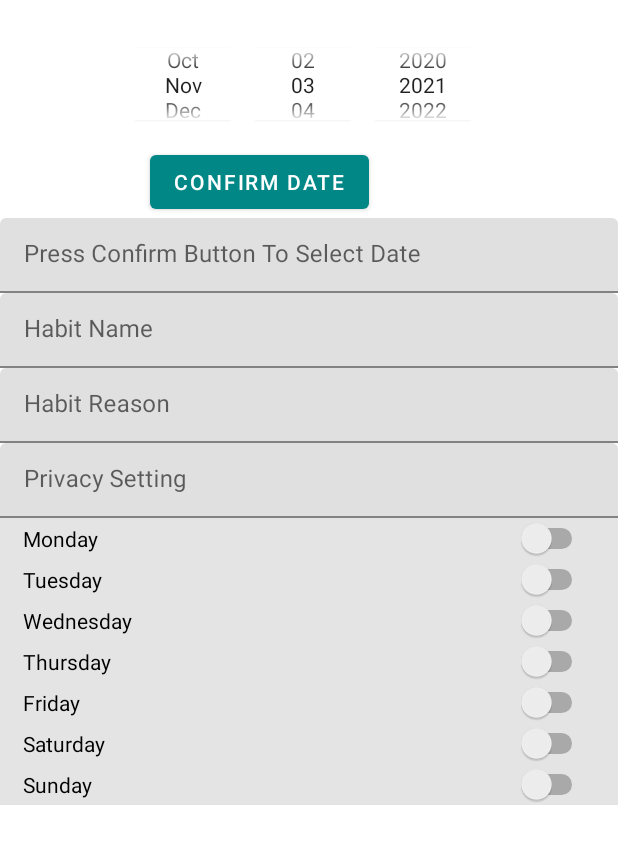
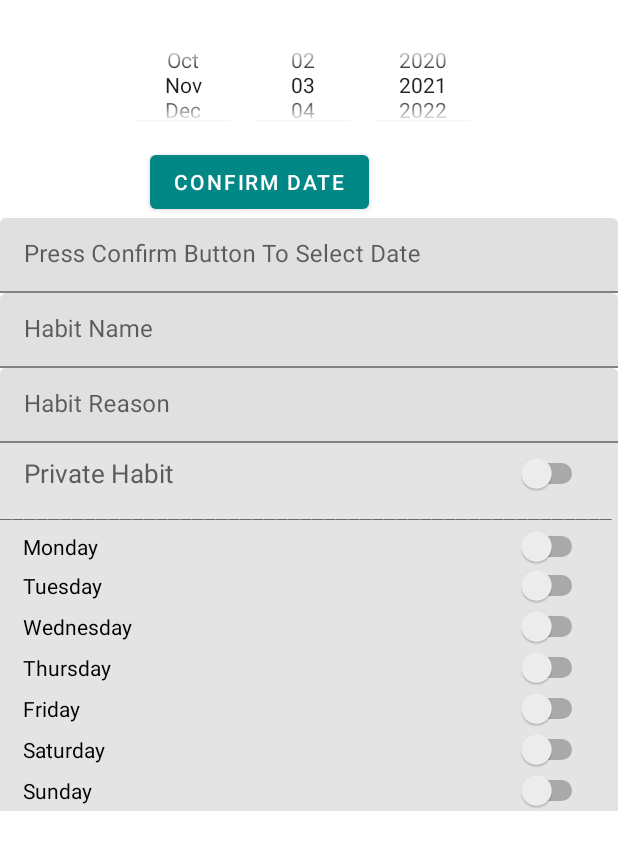
Before and after one commit to CMPUT301F21T40/Routines, an Android app: the layout add_habit_fragment.xml on its own in the app's theme, with its tools: preview values and no code run, on a phone screen of 412 x 824 dp. Shown: the top 850 px of the screen. Run offline under Robolectric (Android 15) with nearby library versions, the phone set to English and light mode, and no system bars.

Commit message:
Habit name changed to unique Id on Firestore and privacy swtich

```diff
--- a/app/src/main/java/com/example/routines/HomeActivity.java
+++ b/app/src/main/java/com/example/routines/HomeActivity.java
@@ -60,6 +60,7 @@ public class HomeActivity extends AppCompatActivity  implements AddHabitFragment
     FirebaseFirestore db;
     String userId;
     FirebaseAuth myAuth;
+    String habitId;
 
     CollectionReference habitCollection;
     DocumentReference userDocument;
@@ -121,6 +122,8 @@ public class HomeActivity extends AppCompatActivity  implements AddHabitFragment
             frequencyList.add("Null");
         }
 
+        habitId = db.collection(String.valueOf(currentUserHabitCol)).document().getId();
+
 //        Add new habit to Firestore
         HashMap<String, Object> data = new HashMap<>();
         data.put("Habit Name", habitName);
@@ -128,7 +131,7 @@ public class HomeActivity extends AppCompatActivity  implements AddHabitFragment
         data.put("Start Date", habitDate);
         data.put("Frequency", frequencyList);
         data.put("Privacy", habitPrivacy);
-        currentUserHabitCol.document(habitName)
+        currentUserHabitCol.document(habitId)
                 .set(data).addOnSuccessListener(new OnSuccessListener<Void>() {
             @Override
             public void onSuccess(Void unused) {
--- a/app/src/main/java/com/example/routines/HomeFragment.java
+++ b/app/src/main/java/com/example/routines/HomeFragment.java
@@ -105,7 +105,7 @@ public class HomeFragment extends Fragment {
             public void onEvent(@Nullable QuerySnapshot queryDocumentSnapshots, @Nullable FirebaseFirestoreException error) {
                 habitAdapter.clear();
                 for (QueryDocumentSnapshot doc: queryDocumentSnapshots) {
-                    String habitName = doc.getId();
+                    String habitName = (String)doc.getData().get("Habit Name");
                     String habitReason = (String)doc.getData().get("Habit Reason");
                     String habitDate = (String)doc.getData().get("Start Date");
                     ArrayList<String> frequency = (ArrayList<String>) doc.getData().get("Frequency");
--- a/app/src/main/res/layout/add_habit_fragment.xml
+++ b/app/src/main/res/layout/add_habit_fragment.xml
@@ -78,26 +78,39 @@
             android:inputType="textPersonName" />
     </com.google.android.material.textfield.TextInputLayout>
 
-    <com.google.android.material.textfield.TextInputLayout
-        android:id="@+id/privacy_float"
+
+    <Switch
+        android:id="@+id/private_switch"
+        android:background="#E4E4E4"
         android:layout_width="match_parent"
-        android:layout_height="wrap_content">
-        <EditText
-            android:layout_width="match_parent"
-            android:layout_height="50dp"
-            android:id="@+id/habitPrivacyEditText"
-            android:maxLength="30"
-            android:ems="10"
-            android:hint="Privacy Setting"
-            android:inputType="textPersonName" />
-    </com.google.android.material.textfield.TextInputLayout>
+        android:layout_height="wrap_content"
+        android:text="Private Habit"
+        android:textSize="17dp"
+        android:textColor="#5C5C5C"
+        android:paddingLeft="16dp"
+        android:paddingTop="8dp"
+        android:paddingRight="20dp">
+
+    </Switch>
+
+
+    <TextView
+        android:background="#E4E4E4"
+        android:layout_width="match_parent"
+        android:layout_height="19dp"
+        android:text="______________________________________________________________"
+        android:textSize="17dp">
+
+    </TextView>
+
 
     <Switch
         android:id="@+id/mon_switch"
         android:background="#E4E4E4"
         android:layout_width="match_parent"
-        android:layout_height="20dp"
+        android:layout_height="30dp"
         android:text="Monday"
+        android:paddingTop="5dp"
         android:paddingLeft="15dp"
         android:paddingRight="20dp"
         >
```
Also changed, not shown: app/src/main/java/com/example/routines/AddHabitFragment.java (+18 -3 lines), app/src/main/java/com/example/routines/EditHabitFragment.java (+22 -4 lines), 1 other file.
